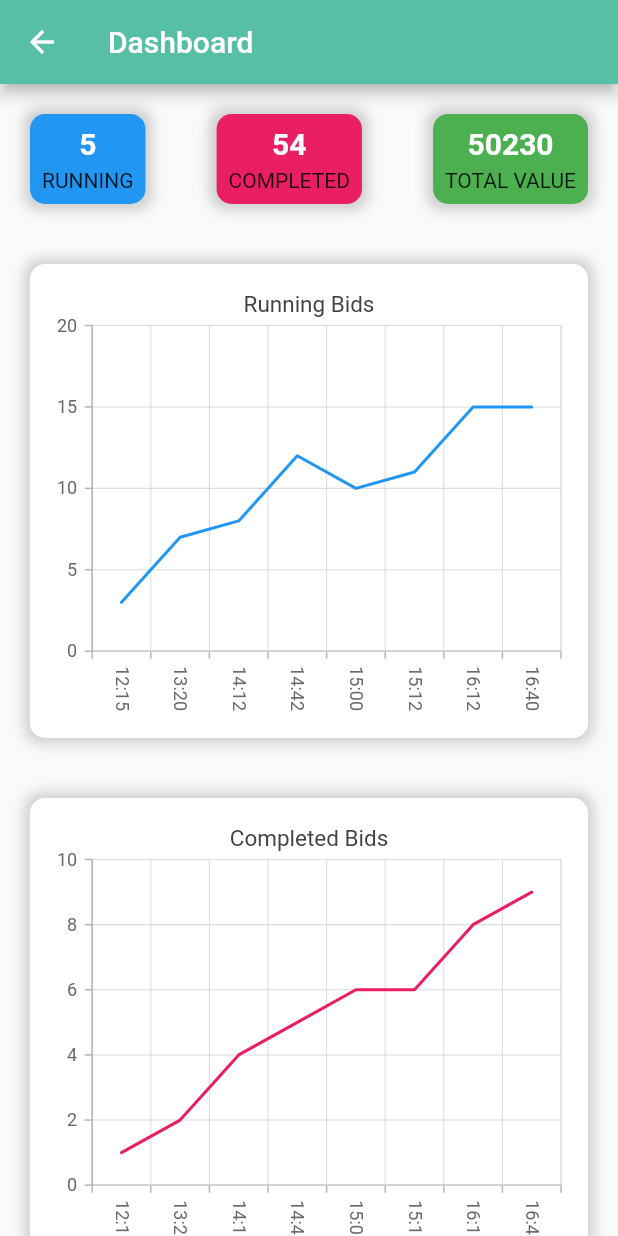
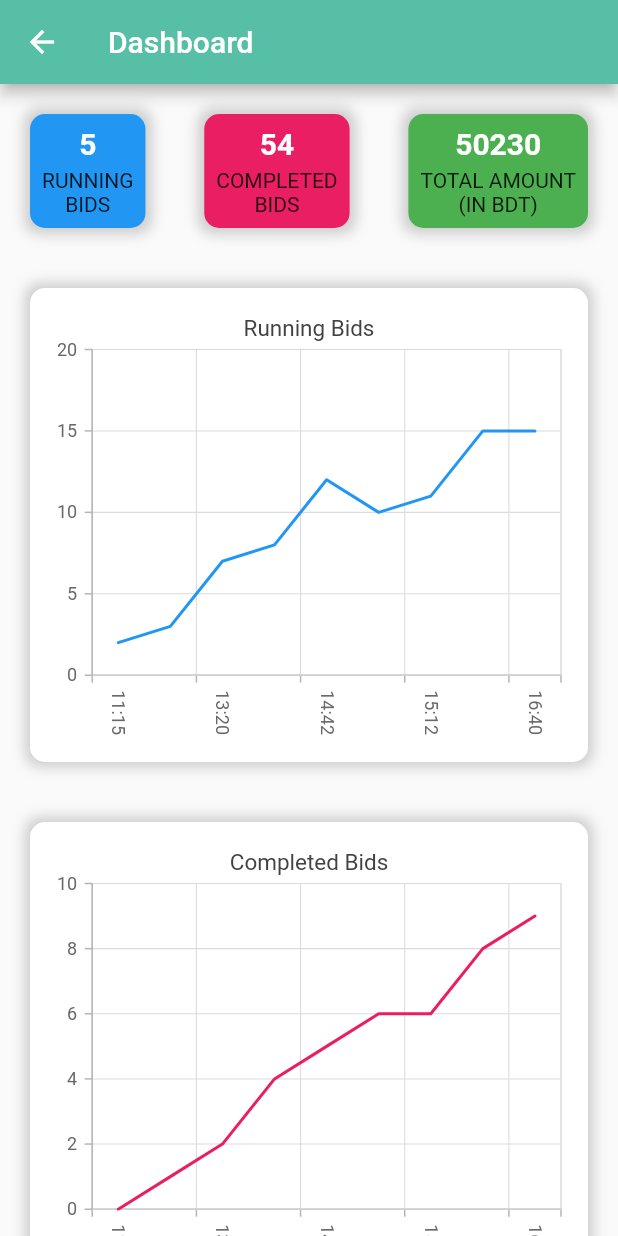
Before and after one commit to md-siam/nilam, a Flutter app: the DashboardPage screen opened by its route, on a phone screen of 412 x 824 dp. Run offline on Flutter 3.47's test engine with Material 2 defaults, Android fonts, the light colour scheme and no system bars; our stand-ins replace flutter_swiper_null_safety, font_awesome_flutter, get, google_sign_in, syncfusion_flutter_charts.

Commit message:
done with dashboard ui

```diff
--- a/lib/controllers/dashboard_controller.dart
+++ b/lib/controllers/dashboard_controller.dart
@@ -30,6 +30,7 @@ class RunningBidsChart extends StatelessWidget {
           color: Colors.blue,
           dataSource: [
             // Bind data source
+            BidData('11:15', 2),
             BidData('12:15', 3),
             BidData('13:20', 7),
             BidData('14:12', 8),
@@ -64,6 +65,7 @@ class CompletedBidsChart extends StatelessWidget {
           color: Colors.pink,
           dataSource: [
             // Bind data source
+            BidData('11:15', 0),
             BidData('12:15', 1),
             BidData('13:20', 2),
             BidData('14:12', 4),
@@ -98,6 +100,7 @@ class TotalAmountChart extends StatelessWidget {
           color: Colors.green,
           dataSource: [
             // Bind data source
+            AmountData('11:15', 0),
             AmountData('12:15', 10000),
             AmountData('13:20', 10323),
             AmountData('14:12', 20132),
--- a/lib/views/dashboard_page.dart
+++ b/lib/views/dashboard_page.dart
@@ -22,9 +22,9 @@ class DashboardPage extends StatelessWidget {
             child: Row(
               mainAxisAlignment: MainAxisAlignment.spaceBetween,
               children: [
-                buildContainer(5, "running", Colors.blue),
-                buildContainer(54, "completed", Colors.pink),
-                buildContainer(50230, "total value", Colors.green),
+                buildContainer(5, "running\nbids", Colors.blue),
+                buildContainer(54, "completed\nbids", Colors.pink),
+                buildContainer(50230, "total amount\n(in BDT)", Colors.green),
               ],
             ),
           ),
@@ -87,7 +87,7 @@ class DashboardPage extends StatelessWidget {
     );
   }
 
-  Container buildContainer(int value, String type, Color color) {
+  Container buildContainer(int num, String type, Color color) {
     return Container(
       padding: const EdgeInsets.all(8.0),
       decoration: BoxDecoration(
@@ -105,11 +105,14 @@ class DashboardPage extends StatelessWidget {
         mainAxisAlignment: MainAxisAlignment.center,
         children: [
           Text(
-            "$value",
+            "$num",
             style: stats,
           ),
           const SizedBox(height: 5.0),
-          Text(type.toUpperCase()),
+          Text(
+            type.toUpperCase(),
+            textAlign: TextAlign.center,
+          ),
         ],
       ),
     );
```
